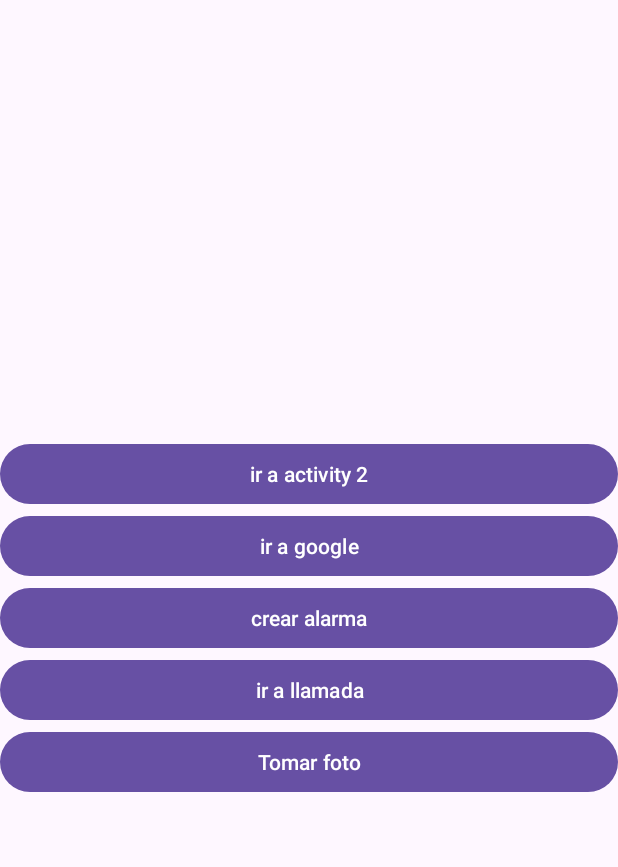
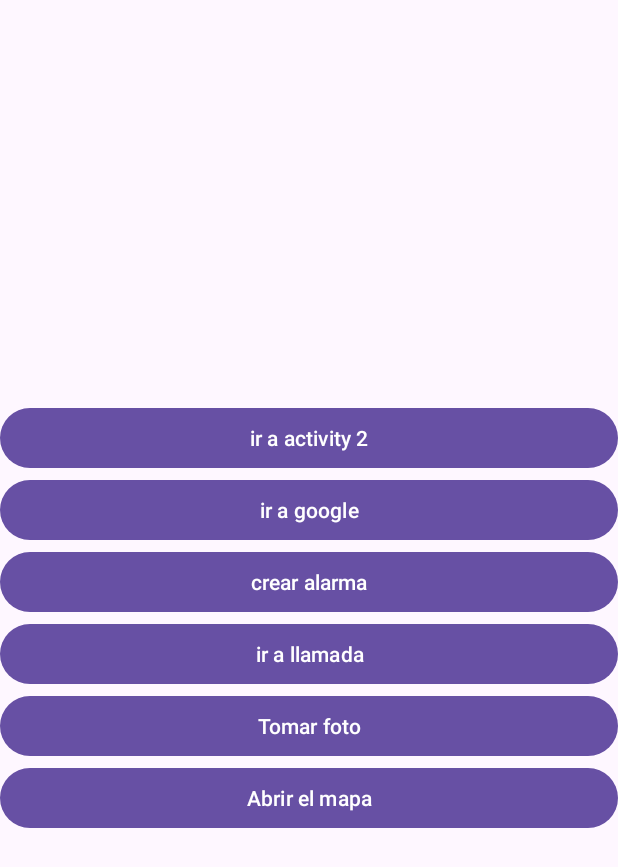
Before and after one commit to 2004Miguel/googlee, an Android app: the screen it shows after launch (MainActivity), on a phone screen of 412 x 824 dp. Shown: the top 867 px of the screen. Run offline under Robolectric (Android 15) with nearby library versions, the phone set to English and light mode, and no system bars; libraries missing offline, so code that uses them is left out: androidx.camera.core.

Commit message:
Los 6 botones FUNCIONAN, activity2, google, crear alarma, llamada, foto y mapa

```diff
--- a/app/src/main/java/com/Miguel/correo/MainActivity.java
+++ b/app/src/main/java/com/Miguel/correo/MainActivity.java
@@ -1,6 +1,7 @@
 package com.Miguel.correo;
 
 import android.app.Presentation;
+import android.content.ActivityNotFoundException;
 import android.content.ContentValues;
 import android.content.Intent;
 import android.graphics.Bitmap;
@@ -19,7 +20,7 @@ import androidx.camera.core.ImageCapture;
 public class MainActivity extends AppCompatActivity {
 
 
-    Button google, alarma, llamada, aactivity2, caamara;
+    Button google, alarma, llamada, aactivity2, caamara, Mapa;
     ImageView visor;
 
     @Override
@@ -32,6 +33,23 @@ public class MainActivity extends AppCompatActivity {
         llamada = findViewById(R.id.go_llamada);
         aactivity2 = findViewById(R.id.activity2);
         caamara = findViewById(R.id.foto);
+        Mapa = findViewById(R.id.go_mapa);
+
+        Mapa.setOnClickListener(new View.OnClickListener() {
+            @Override
+            public void onClick(View view) {
+                // Build the intent.
+                Uri location = Uri.parse("geo:0,0?q=1600+Amphitheatre+Parkway,+Mountain+View,+California");
+                Intent mapIntent = new Intent(Intent.ACTION_VIEW, location);
+
+                // Try to invoke the intent.
+                try {
+                    startActivity(mapIntent);
+                } catch (ActivityNotFoundException e) {
+                    // Define what your app should do if no activity can handle the intent.
+                }
+            }
+        });
 
         caamara.setOnClickListener(new View.OnClickListener() {
             @Override
--- a/app/src/main/res/layout/activity_main.xml
+++ b/app/src/main/res/layout/activity_main.xml
@@ -50,8 +50,17 @@
           android:id="@+id/foto"
           android:text="@string/camaraf"
           android:layout_height="wrap_content">
+      </Button>
 
-      </Button>
+        <Button
+            android:layout_width="match_parent"
+            android:id="@+id/go_mapa"
+            android:text="@string/mapa"
+            android:layout_height="wrap_content">
+
+        </Button>
+
+
 
 
 
--- a/app/src/main/res/values/strings.xml
+++ b/app/src/main/res/values/strings.xml
@@ -7,5 +7,6 @@
     <string name="screen2">Bienvenido</string>
     <string name="camaraf">Tomar foto</string>
     <string name="camarav">Capturar video</string>
+    <string name="mapa">Abrir el mapa</string>
 
 </resources>
```
